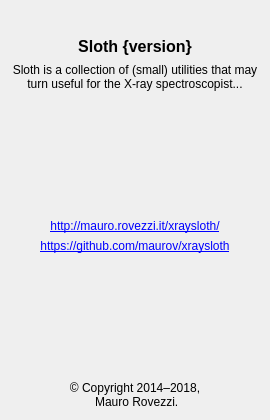
Above: sloth/resources/gui/uis/sloth_about.ui from maurov/xraysloth before the change. Below: the same form after it.
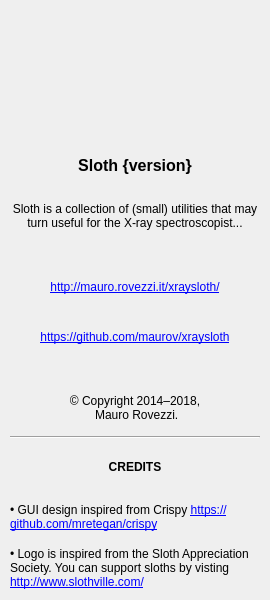
That is the form after the change. Icons and pictures are not drawn.

```diff
--- a/sloth/resources/gui/uis/sloth_about.ui
+++ b/sloth/resources/gui/uis/sloth_about.ui
@@ -7,7 +7,7 @@
     <x>0</x>
     <y>0</y>
     <width>270</width>
-    <height>420</height>
+    <height>600</height>
    </rect>
   </property>
   <property name="sizePolicy">
@@ -19,13 +19,13 @@
   <property name="minimumSize">
    <size>
     <width>270</width>
-    <height>420</height>
+    <height>600</height>
    </size>
   </property>
   <property name="maximumSize">
    <size>
     <width>270</width>
-    <height>420</height>
+    <height>800</height>
    </size>
   </property>
   <property name="windowTitle">
@@ -39,6 +39,18 @@
    <bool>true</bool>
   </property>
   <layout class="QVBoxLayout" name="verticalLayout">
+   <property name="leftMargin">
+    <number>10</number>
+   </property>
+   <property name="topMargin">
+    <number>10</number>
+   </property>
+   <property name="rightMargin">
+    <number>10</number>
+   </property>
+   <property name="bottomMargin">
+    <number>10</number>
+   </property>
    <item>
     <layout class="QHBoxLayout" name="iconHBoxLayout">
      <item>
@@ -67,8 +79,8 @@
        </property>
        <property name="minimumSize">
         <size>
-         <width>0</width>
-         <height>0</height>
+         <width>128</width>
+         <height>128</height>
         </size>
        </property>
        <property name="maximumSize">
@@ -175,7 +187,7 @@
       <enum>Qt::Vertical</enum>
      </property>
      <property name="sizeType">
-      <enum>QSizePolicy::Expanding</enum>
+      <enum>QSizePolicy::Minimum</enum>
      </property>
      <property name="sizeHint" stdset="0">
       <size>
@@ -222,6 +234,9 @@
      <property name="orientation">
       <enum>Qt::Vertical</enum>
      </property>
+     <property name="sizeType">
+      <enum>QSizePolicy::Minimum</enum>
+     </property>
      <property name="sizeHint" stdset="0">
       <size>
        <width>40</width>
@@ -247,6 +262,46 @@
      </property>
     </widget>
    </item>
+   <item>
+    <widget class="Line" name="lineHorSep">
+     <property name="orientation">
+      <enum>Qt::Horizontal</enum>
+     </property>
+    </widget>
+   </item>
+   <item>
+    <widget class="QLabel" name="creditsLabel">
+     <property name="text">
+      <string>&lt;html&gt;&lt;head/&gt;&lt;body&gt;&lt;p align=&quot;center&quot;&gt;&lt;span style=&quot; font-weight:600;&quot;&gt;CREDITS&lt;/span&gt;&lt;/p&gt;&lt;/body&gt;&lt;/html&gt;</string>
+     </property>
+    </widget>
+   </item>
+   <item>
+    <widget class="QLabel" name="label_2">
+     <property name="text">
+      <string>&lt;html&gt;&lt;head/&gt;&lt;body&gt;&lt;p&gt;• GUI design inspired from Crispy &lt;a href=&quot;https://github.com/mretegan/crispy&quot;&gt;&lt;span style=&quot; text-decoration: underline; color:#0000ff;&quot;&gt;https://github.com/mretegan/crispy&lt;/span&gt;&lt;/a&gt;&lt;/p&gt;&lt;/body&gt;&lt;/html&gt;</string>
+     </property>
+     <property name="wordWrap">
+      <bool>true</bool>
+     </property>
+     <property name="openExternalLinks">
+      <bool>true</bool>
+     </property>
+    </widget>
+   </item>
+   <item>
+    <widget class="QLabel" name="label_3">
+     <property name="text">
+      <string>&lt;html&gt;&lt;head/&gt;&lt;body&gt;&lt;p&gt;• Logo is inspired from the Sloth Appreciation Society. You can support sloths by visting &lt;a href=&quot;http://www.slothville.com/&quot;&gt;&lt;span style=&quot; text-decoration: underline; color:#0000ff;&quot;&gt;http://www.slothville.com/&lt;/span&gt;&lt;/a&gt;&lt;/p&gt;&lt;/body&gt;&lt;/html&gt;</string>
+     </property>
+     <property name="wordWrap">
+      <bool>true</bool>
+     </property>
+     <property name="openExternalLinks">
+      <bool>true</bool>
+     </property>
+    </widget>
+   </item>
   </layout>
  </widget>
  <resources/>
```
